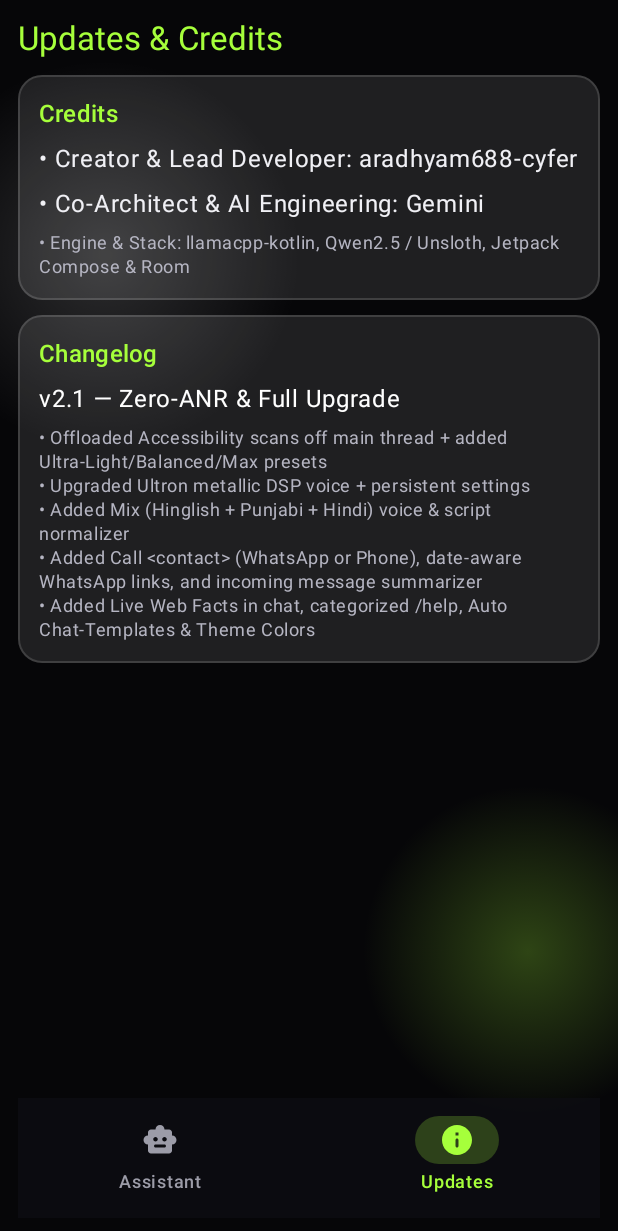
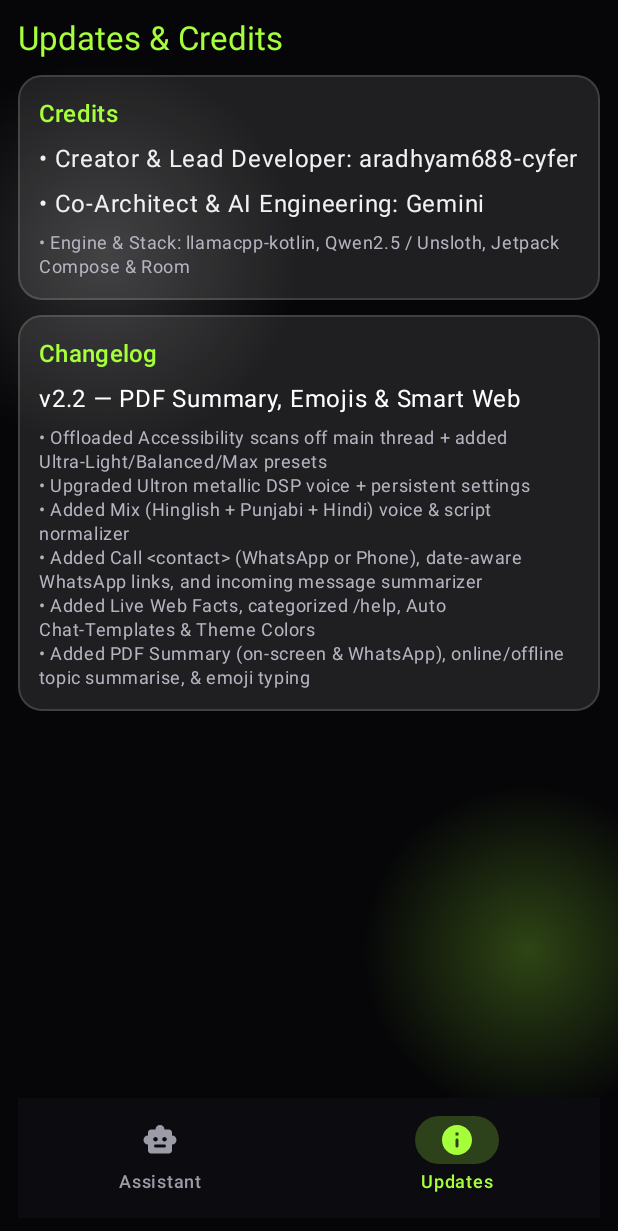
Before and after one commit to aradhyam688-cyfer/Pocket-ai, an Android app built with Jetpack Compose: the screen it shows after launch (MainActivity), item 2 of the bottom bar chosen, on a phone screen of 412 x 824 dp. Shown: the top 1231 px of the screen. Run offline under Robolectric (Android 15) with nearby library versions, the phone set to English and light mode, and no system bars; our stand-ins replace Room's generated code; libraries missing offline, so code that uses them is left out: org.nehuatl.llamacpp; pictures from the network do not load; 1 statement that could not run was skipped.

Commit message:
Update /help and Updates changelog to v2.2

```diff
--- a/app/src/main/java/com/pocketai/app/MainActivity.kt
+++ b/app/src/main/java/com/pocketai/app/MainActivity.kt
@@ -436,8 +436,8 @@ fun PocketAIScreen(vm: MainViewModel = viewModel(), sharedText: String? = null)
                     Surface(color = GlassFill, shape = RoundedCornerShape(16.dp), border = BorderStroke(1.dp, dynBorder), modifier = Modifier.fillMaxWidth()) {
                         Column(modifier = Modifier.padding(14.dp), verticalArrangement = Arrangement.spacedBy(6.dp)) {
                             Text("Changelog", style = MaterialTheme.typography.titleMedium, color = accentColor)
-                            Text("v2.1 — Zero-ANR & Full Upgrade", color = Color.White)
-                            Text("• Offloaded Accessibility scans off main thread + added Ultra-Light/Balanced/Max presets\n• Upgraded Ultron metallic DSP voice + persistent settings\n• Added Mix (Hinglish + Punjabi + Hindi) voice & script normalizer\n• Added Call <contact> (WhatsApp or Phone), date-aware WhatsApp links, and incoming message summarizer\n• Added Live Web Facts in chat, categorized /help, Auto Chat-Templates & Theme Colors", style = MaterialTheme.typography.bodySmall, color = Color(0xFFB5B5C2))
+                            Text("v2.2 — PDF Summary, Emojis & Smart Web", color = Color.White)
+                            Text("• Offloaded Accessibility scans off main thread + added Ultra-Light/Balanced/Max presets\n• Upgraded Ultron metallic DSP voice + persistent settings\n• Added Mix (Hinglish + Punjabi + Hindi) voice & script normalizer\n• Added Call <contact> (WhatsApp or Phone), date-aware WhatsApp links, and incoming message summarizer\n• Added Live Web Facts, categorized /help, Auto Chat-Templates & Theme Colors\n• Added PDF Summary (on-screen & WhatsApp), online/offline topic summarise, & emoji typing", style = MaterialTheme.typography.bodySmall, color = Color(0xFFB5B5C2))
                         }
                     }
                 }
--- a/app/src/main/java/com/pocketai/app/MainViewModel.kt
+++ b/app/src/main/java/com/pocketai/app/MainViewModel.kt
@@ -585,7 +585,9 @@ class MainViewModel(application: Application) : AndroidViewModel(application) {
                 |• /help, /remember <fact>, /cloud <question>
                 |• "call mamma" (asks WhatsApp or Phone)
                 |• "think and message bhaiya on <topic>"
-                |• "summarise the latest message mamma sent"
+                |• "summarise the latest message mamma sent" / "summarise the latest pdf rahul sent"
+                |• "summarise what is bernoulli theorem" (stays in-app; web when online)
+                |• Emoji typing: "message bhaiya good morning smiling emoji ❤️"
                 |
                 |[Accessibility Features] (Needs: Accessibility ON)
                 |• WhatsApp: "message <name> <text>", "open wa and tap link he sent yesterday", "open latest pdf mamma sent"
@@ -593,7 +595,7 @@ class MainViewModel(application: Application) : AndroidViewModel(application) {
                 |• Gestures: "zoom in/out", "scroll up/down", "go home in whatsapp"
                 |
                 |[AI & Web Features] (Needs: GGUF Model OR Cloud AI; Web ON for live facts)
-                |• Document / Screen Q&A: "solve question 12 on screen" (Needs: Accessibility + Model/Cloud)
+                |• Document / PDF Q&A: "solve question 12 on screen", "summarise this pdf" (Needs: Accessibility + Model/Cloud)
                 |• Live Web Facts: Toggle Web ON for real-time facts in any answer
                 |
                 |[Voice & Device Controls]
```
